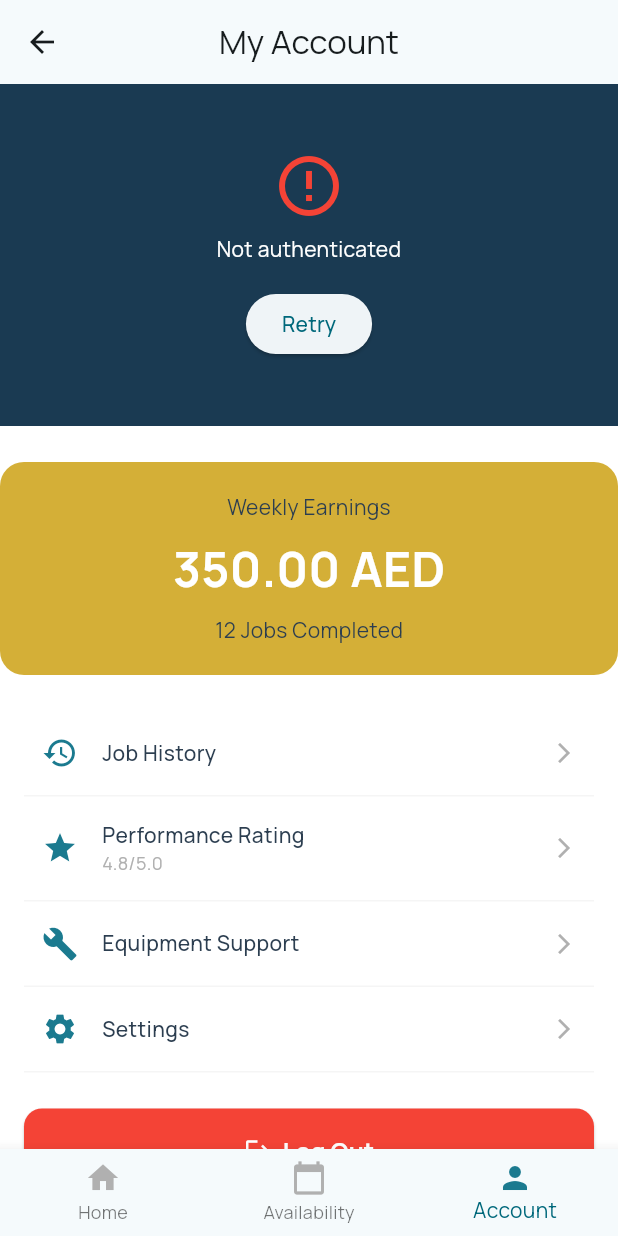
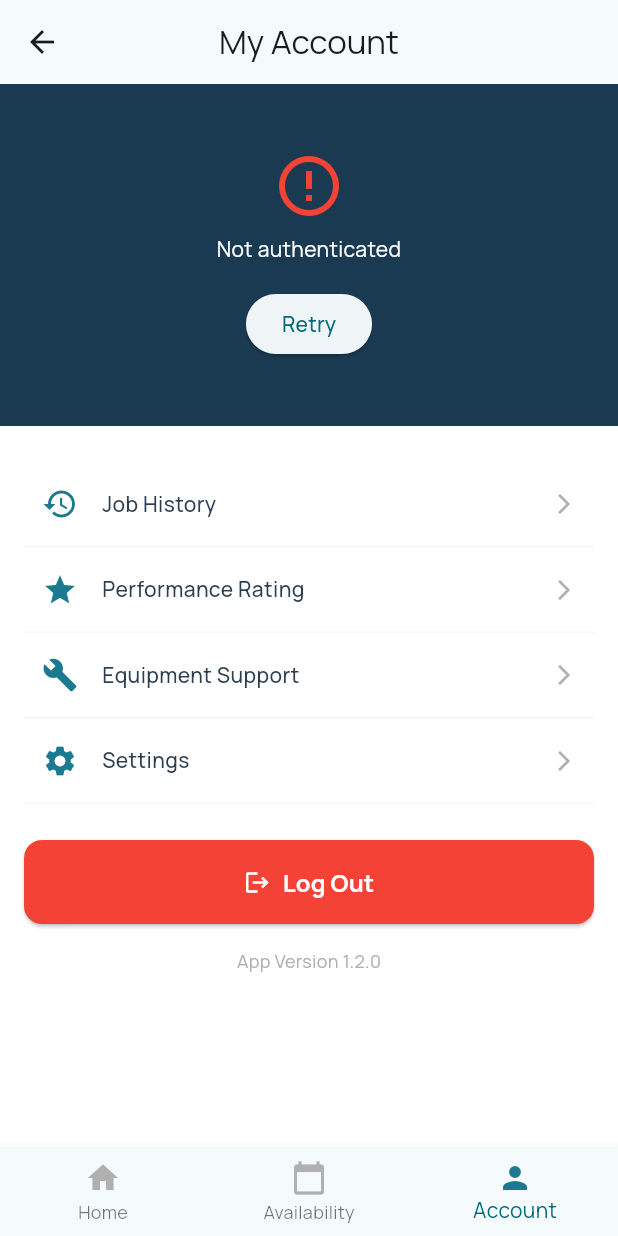
Before and after one commit to luckyw/duneShine-EmployeeFlutterApp, a Flutter app: the EmployeeHomeScreen screen opened by its route, item 3 of the bottom bar chosen, on a phone screen of 412 x 824 dp. Run offline on Flutter 3.47's test engine with Material 3 defaults, Android fonts, the phone set to English and light mode, and no system bars; our stand-ins replace flutter_secure_storage, google_maps_flutter, image_picker; accounts and stored records are empty.

Commit message:
feat: Align design system with DuneShine guide - Add new color constants (amber, darkBlue, creamBg, card colors) - Replace hardcoded colors with AppColors references - Normalize card shadows to DuneShine spec - Hide employee email on account screen - Show job preview list before shift starts - Hide dummy data (weather, earnings, rating) until backend ready

```diff
--- a/lib/constants/colors.dart
+++ b/lib/constants/colors.dart
@@ -15,7 +15,18 @@ class AppColors {
   static const Color textDark = Color(0xFF2C3E50);
   static const Color textGray = Color(0xFF7F8C8D);
 
-  // Additional
+  // Semantic Colors
   static const Color success = Color(0xFF4CAF50);
   static const Color error = Color(0xFFE53935);
+
+  // Card-specific colors
+  static const Color onDemandCardBg = Color(0xFFEEFFEE);
+  static const Color subscriptionCardBg = Color(0xFFFFFFEE);
+  static const Color subscriptionBorder = Color(0xFFE8D4B8);
+  static const Color onDemandBorder = Color(0xFFB8E0DC);
+
+  // Accent colors
+  static const Color amber = Color(0xFFFFC107);
+  static const Color darkBlue = Color(0xFF1A3A52);
+  static const Color creamBg = Color(0xFFFEF5E7);
 }
--- a/lib/screens/MPINfillinfScreen.dart
+++ b/lib/screens/MPINfillinfScreen.dart
@@ -252,9 +252,9 @@ class _JobVerificationScreenState extends State<JobVerificationScreen> {
                             ? _verifyAndStart
                             : null,
                         style: ElevatedButton.styleFrom(
-                          backgroundColor: const Color(0xFFFFC107),
+                          backgroundColor: AppColors.amber,
                           disabledBackgroundColor:
-                              const Color(0xFFFFC107).withValues(alpha: 0.5),
+                              AppColors.amber.withOpacity(0.5),
                           shape: RoundedRectangleBorder(
                             borderRadius: BorderRadius.circular(12),
                           ),
--- a/lib/screens/account_widget.dart
+++ b/lib/screens/account_widget.dart
@@ -118,7 +118,7 @@ class _AccountWidgetState extends State<AccountWidget> {
           children: [
             Container(
               width: double.infinity,
-              color: const Color(0xFF1A3A52),
+              color: AppColors.darkBlue,
               padding: const EdgeInsets.symmetric(vertical: 24),
               child: _isLoadingProfile
                   ? const Center(
@@ -204,15 +204,6 @@ class _AccountWidgetState extends State<AccountWidget> {
                               ),
                             ),
                             const SizedBox(height: 8),
-                            if (_profile?.email != null &&
-                                _profile!.email.isNotEmpty)
-                              Text(
-                                _profile!.email,
-                                style: TextStyle(
-                                  fontSize: 14,
-                                  color: AppColors.white.withValues(alpha: 0.8),
-                                ),
-                              ),
                             if (_profile?.phone != null &&
                                 _profile!.phone!.isNotEmpty)
                               Text(
@@ -267,43 +258,25 @@ class _AccountWidgetState extends State<AccountWidget> {
                           ],
                         ),
             ),
-            const SizedBox(height: 24),
-            Container(
-              width: double.infinity,
-              padding: const EdgeInsets.all(20),
-              decoration: BoxDecoration(
-                color: const Color(0xFFD4AF37),
-                borderRadius: BorderRadius.circular(16),
-              ),
-              child: Column(
-                children: [
-                  const Text(
-                    'Weekly Earnings',
-                    style: TextStyle(
-                      fontSize: 14,
-                      color: AppColors.darkNavy,
-                    ),
-                  ),
-                  const SizedBox(height: 8),
-                  const Text(
-                    '350.00 AED',
-                    style: TextStyle(
-                      fontSize: 32,
-                      fontWeight: FontWeight.bold,
-                      color: AppColors.white,
-                    ),
-                  ),
-                  const SizedBox(height: 8),
-                  const Text(
-                    '12 Jobs Completed',
-                    style: TextStyle(
-                      fontSize: 14,
-                      color: AppColors.darkNavy,
-                    ),
-                  ),
-                ],
-              ),
-            ),
+            // TODO: Uncomment when earnings API is integrated
+            // const SizedBox(height: 24),
+            // Container(
+            //   width: double.infinity,
+            //   padding: const EdgeInsets.all(20),
+            //   decoration: BoxDecoration(
+            //     color: AppColors.gold,
+            //     borderRadius: BorderRadius.circular(16),
+            //   ),
+            //   child: Column(
+            //     children: [
+            //       const Text('Weekly Earnings', style: TextStyle(fontSize: 14, color: AppColors.darkNavy)),
+            //       const SizedBox(height: 8),
+            //       const Text('350.00 AED', style: TextStyle(fontSize: 32, fontWeight: FontWeight.bold, color: AppColors.white)),
+            //       const SizedBox(height: 8),
+            //       const Text('12 Jobs Completed', style: TextStyle(fontSize: 14, color: AppColors.darkNavy)),
+            //     ],
+            //   ),
+            // ),
             const SizedBox(height: 24),
             Padding(
               padding: const EdgeInsets.symmetric(horizontal: 16),
@@ -317,7 +290,7 @@ class _AccountWidgetState extends State<AccountWidget> {
                   _buildMenuItem(
                     icon: Icons.star,
                     title: 'Performance Rating',
-                    subtitle: '4.8/5.0',
+                    // TODO: Add real rating when API is ready
                     onTap: () {},
                   ),
                   _buildMenuItem(
--- a/lib/screens/availability_widget.dart
+++ b/lib/screens/availability_widget.dart
@@ -192,7 +192,7 @@ class _AvailabilityWidgetState extends State<AvailabilityWidget> {
                               : AppColors.lightGray,
                       border: isSelected
                           ? Border.all(
-                              color: const Color(0xFFFFC107),
+                              color: AppColors.amber,
                               width: 3,
                             )
                           : null,
--- a/lib/screens/employee_home_screen.dart
+++ b/lib/screens/employee_home_screen.dart
@@ -144,21 +144,16 @@ class _EmployeeHomeScreenState extends State<EmployeeHomeScreen>
                   fontSize: 20, // AppBar size override
                 ),
               ),
-              Row(
-                children: [
-                  const Text(
-                    '☁️',
-                    style: TextStyle(fontSize: 16),
-                  ),
-                  const SizedBox(width: 4),
-                  Text(
-                    '25°C',
-                    style: AppTextStyles.body(context).copyWith(
-                      color: AppColors.white.withValues(alpha: 0.8),
-                    ),
-                  ),
-                ],
-              ),
+              // TODO: Uncomment when weather API is integrated
+              // Row(
+              //   children: [
+              //     const Text('☁️', style: TextStyle(fontSize: 16)),
+              //     const SizedBox(width: 4),
+              //     Text('25°C', style: AppTextStyles.body(context).copyWith(
+              //       color: AppColors.white.withOpacity(0.8),
+              //     )),
+              //   ],
+              // ),
             ],
           ),
         );
@@ -227,7 +222,7 @@ class _EmployeeHomeScreenState extends State<EmployeeHomeScreen>
                       decoration: BoxDecoration(
                         border: Border.all(color: AppColors.gold, width: 2),
                         borderRadius: BorderRadius.circular(12),
-                        color: const Color(0xFFFEF5E7),
+                        color: AppColors.creamBg,
                       ),
                       child: Column(
                         crossAxisAlignment: CrossAxisAlignment.start,
@@ -420,43 +415,47 @@ class _EmployeeHomeScreenState extends State<EmployeeHomeScreen>
   }
 
   Widget _buildStartShiftView() {
-    return Center(
+    return RefreshIndicator(
+      onRefresh: _fetchTodaysJobs,
+      child: SingleChildScrollView(
+        physics: const AlwaysScrollableScrollPhysics(),
         child: Padding(
-        padding: const EdgeInsets.all(32),
+          padding: const EdgeInsets.all(24),
           child: Column(
-          mainAxisAlignment: MainAxisAlignment.center,
+            crossAxisAlignment: CrossAxisAlignment.center,
             children: [
+              const SizedBox(height: 20),
               Container(
-              padding: const EdgeInsets.all(32),
+                padding: const EdgeInsets.all(24),
                 decoration: BoxDecoration(
-                color: AppColors.primaryTeal.withValues(alpha: 0.1),
+                  color: AppColors.primaryTeal.withOpacity(0.1),
                   shape: BoxShape.circle,
                 ),
                 child: Icon(
                   Icons.work_outline,
-                size: 80,
+                  size: 60,
                   color: AppColors.primaryTeal,
                 ),
               ),
-            const SizedBox(height: 32),
+              const SizedBox(height: 20),
               Text(
                 'Ready to start your day?',
                 style: AppTextStyles.headline(context).copyWith(
                   color: AppColors.darkNavy,
-                fontSize: 24,
+                  fontSize: 22,
                 ),
                 textAlign: TextAlign.center,
               ),
-            const SizedBox(height: 12),
+              const SizedBox(height: 8),
               Text(
-              'Start your shift to see today\'s jobs',
+                'Start your shift to begin working',
                 style: AppTextStyles.body(context).copyWith(
                   color: AppColors.textGray,
-                fontSize: 16,
+                  fontSize: 14,
                 ),
                 textAlign: TextAlign.center,
               ),
-            const SizedBox(height: 48),
+              const SizedBox(height: 24),
               SizedBox(
                 width: double.infinity,
                 child: ElevatedButton.icon(
@@ -480,7 +479,7 @@ class _EmployeeHomeScreenState extends State<EmployeeHomeScreen>
                   style: ElevatedButton.styleFrom(
                     backgroundColor: AppColors.primaryTeal,
                     foregroundColor: Colors.white,
-                  padding: const EdgeInsets.symmetric(vertical: 20),
+                    padding: const EdgeInsets.symmetric(vertical: 18),
                     shape: RoundedRectangleBorder(
                       borderRadius: BorderRadius.circular(16),
                     ),
@@ -489,25 +488,61 @@ class _EmployeeHomeScreenState extends State<EmployeeHomeScreen>
                 ),
               ),
               const SizedBox(height: 24),
+              // Today's Jobs Preview
               if (_isLoading)
-              const CircularProgressIndicator()
-            else if (_allJobs.isNotEmpty)
+                const Padding(
+                  padding: EdgeInsets.all(20),
+                  child: CircularProgressIndicator(),
+                )
+              else if (_upcomingJobs.isNotEmpty) ...[
                 Container(
-                padding: const EdgeInsets.all(12),
+                  width: double.infinity,
+                  padding: const EdgeInsets.all(16),
                   decoration: BoxDecoration(
-                  color: AppColors.gold.withValues(alpha: 0.2),
+                    color: AppColors.creamBg,
+                    borderRadius: BorderRadius.circular(12),
+                    border: Border.all(color: AppColors.gold, width: 2),
+                  ),
+                  child: Column(
+                    crossAxisAlignment: CrossAxisAlignment.start,
+                    children: [
+                      Row(
+                        children: [
+                          Icon(Icons.calendar_today, color: AppColors.gold, size: 20),
+                          const SizedBox(width: 8),
+                          Text(
+                            "Today's Jobs (${_upcomingJobs.length})",
+                            style: AppTextStyles.title(context).copyWith(
+                              fontSize: 16,
+                              color: AppColors.darkNavy,
+                            ),
+                          ),
+                        ],
+                      ),
+                      const SizedBox(height: 12),
+                      // Job list preview
+                      ...List.generate(
+                        _upcomingJobs.length,
+                        (index) => _buildJobPreviewItem(_upcomingJobs[index], index),
+                      ),
+                    ],
+                  ),
+                ),
+              ] else
+                Container(
+                  padding: const EdgeInsets.all(20),
+                  decoration: BoxDecoration(
+                    color: AppColors.veryLightGray,
                     borderRadius: BorderRadius.circular(12),
                   ),
-                child: Row(
-                  mainAxisSize: MainAxisSize.min,
+                  child: Column(
                     children: [
-                    Icon(Icons.info_outline, color: AppColors.gold),
-                    const SizedBox(width: 8),
+                      Icon(Icons.inbox_outlined, color: AppColors.lightGray, size: 40),
+                      const SizedBox(height: 8),
                       Text(
-                      '${_upcomingJobs.length} jobs waiting for you',
-                      style: TextStyle(
-                        color: AppColors.darkNavy,
-                        fontWeight: FontWeight.w500,
+                        'No jobs scheduled for today',
+                        style: AppTextStyles.body(context).copyWith(
+                          color: AppColors.textGray,
                         ),
                       ),
                     ],
@@ -515,6 +550,74 @@ class _EmployeeHomeScreenState extends State<EmployeeHomeScreen>
                 ),
             ],
           ),
+        ),
+      ),
+    );
+  }
+
+  /// Job preview item for the pre-shift view
+  Widget _buildJobPreviewItem(Job job, int index) {
+    final vehicle = job.booking?.vehicle;
+    final apartment = job.booking?.apartment;
+    final timeSlot = job.timeSlot;
+
+    return Container(
+      margin: EdgeInsets.only(top: index > 0 ? 10 : 0),
+      padding: const EdgeInsets.all(12),
+      decoration: BoxDecoration(
+        color: AppColors.white,
+        borderRadius: BorderRadius.circular(10),
+        border: Border.all(color: AppColors.lightGray.withOpacity(0.3)),
+      ),
+      child: Row(
+        children: [
+          Container(
+            padding: const EdgeInsets.all(8),
+            decoration: BoxDecoration(
+              color: AppColors.primaryTeal.withOpacity(0.1),
+              borderRadius: BorderRadius.circular(8),
+            ),
+            child: Icon(Icons.directions_car, color: AppColors.primaryTeal, size: 20),
+          ),
+          const SizedBox(width: 12),
+          Expanded(
+            child: Column(
+              crossAxisAlignment: CrossAxisAlignment.start,
+              children: [
+                Text(
+                  vehicle?.displayName ?? 'Vehicle',
+                  style: AppTextStyles.body(context).copyWith(
+                    fontWeight: FontWeight.w600,
+                    color: AppColors.darkNavy,
+                  ),
+                ),
+                const SizedBox(height: 2),
+                Text(
+                  apartment?.name ?? 'Location',
+                  style: AppTextStyles.caption(context).copyWith(
+                    color: AppColors.textGray,
+                  ),
+                  maxLines: 1,
+                  overflow: TextOverflow.ellipsis,
+                ),
+              ],
+            ),
+          ),
+          Container(
+            padding: const EdgeInsets.symmetric(horizontal: 10, vertical: 6),
+            decoration: BoxDecoration(
+              color: AppColors.primaryTeal.withOpacity(0.1),
+              borderRadius: BorderRadius.circular(8),
+            ),
+            child: Text(
+              timeSlot?.formattedStartTime ?? '',
+              style: AppTextStyles.caption(context).copyWith(
+                color: AppColors.primaryTeal,
+                fontWeight: FontWeight.bold,
+              ),
+            ),
+          ),
+        ],
       ),
     );
   }
@@ -615,7 +718,7 @@ class _EmployeeHomeScreenState extends State<EmployeeHomeScreen>
               child: ElevatedButton(
                 onPressed: onNavigate,
                 style: ElevatedButton.styleFrom(
-                  backgroundColor: const Color(0xFFFFC107),
+                  backgroundColor: AppColors.amber,
                   shape: RoundedRectangleBorder(
                     borderRadius: BorderRadius.circular(12),
                   ),
--- a/lib/screens/navigate_to_job_screen.dart
+++ b/lib/screens/navigate_to_job_screen.dart
@@ -177,7 +177,7 @@ class _NavigateToJobScreenState extends State<NavigateToJobScreen> {
     final locationAddress = apartment?.fullAddress ?? 'Building A, Parking B1, Slot 12';
 
     return Scaffold(
-      backgroundColor: const Color(0xFF1A3A52),
+      backgroundColor: AppColors.darkBlue,
       appBar: AppBar(
         backgroundColor: AppColors.primaryTeal,
         elevation: 0,
@@ -352,7 +352,7 @@ class _NavigateToJobScreenState extends State<NavigateToJobScreen> {
                           child: ElevatedButton(
                             onPressed: _isMarkingArrival ? null : _handleArrival,
                             style: ElevatedButton.styleFrom(
-                              backgroundColor: const Color(0xFFFFC107),
+                              backgroundColor: AppColors.amber,
                               shape: RoundedRectangleBorder(
                                 borderRadius: BorderRadius.circular(12),
                               ),
```
Also changed, not shown: lib/screens/job_details_screen.dart (+6 -6 lines). Lines whose indentation alone changed are shown as unchanged.
